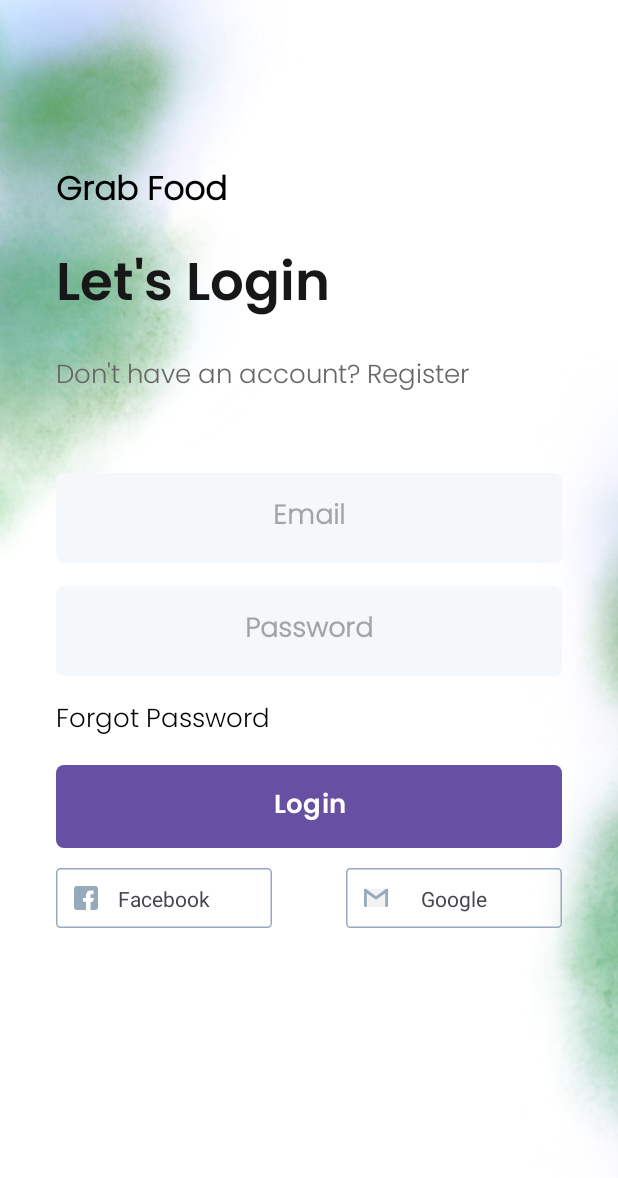
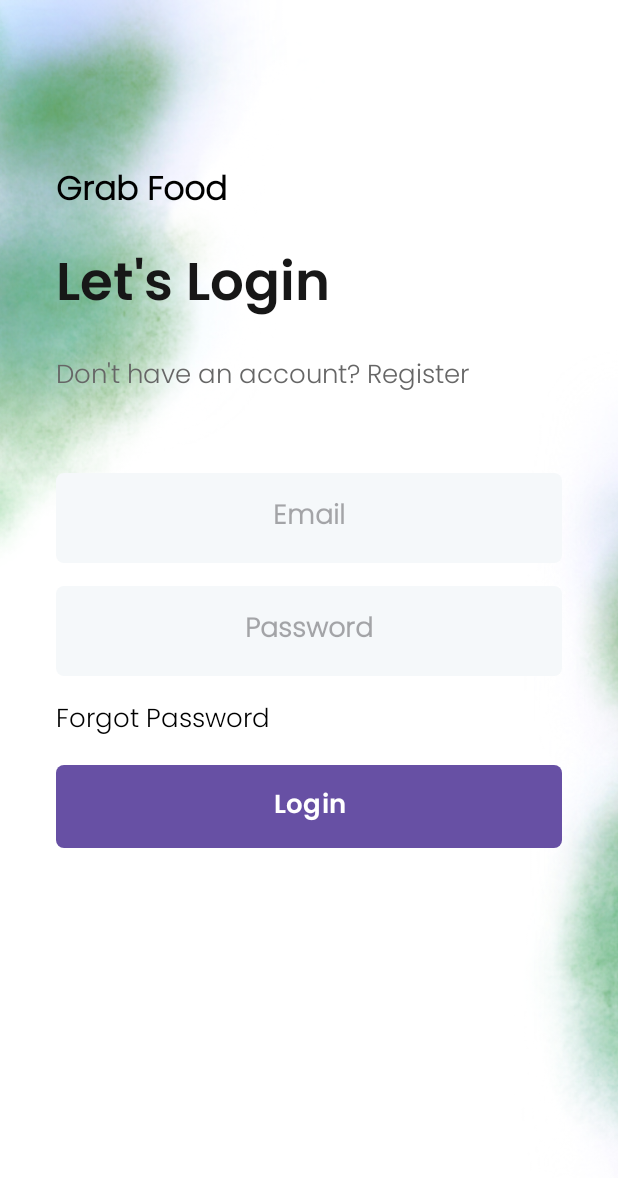
Before and after one commit to DTC172/GrabFood_Clone, an Android app: the LoginFragment screen opened through its navigation route, on a phone screen of 412 x 824 dp. Shown: the top 1178 px of the screen. Run offline under Robolectric (Android 15) with nearby library versions, the light colour scheme and no system bars; our stand-ins replace Dagger/Hilt's generated code, Firebase (no records; nobody signed in at launch, a user with empty details on screens opened directly); plain views replace CircularProgressButton.

Commit message:
edit layout

```diff
--- a/app/src/main/java/vn/dtc/project/grabfood/viewmodel/DetailViewModel.kt
+++ b/app/src/main/java/vn/dtc/project/grabfood/viewmodel/DetailViewModel.kt
@@ -37,7 +37,7 @@ class DetailViewModel @Inject constructor(
                         if (food == cartFood){// Increase the quantity
                             val documentID = it.first().id
                             increaseQuantity(documentID, cartFood)
-                        } else{ //Add new product
+                        } else{ //Add new food
                             addNewFood(cartFood)
                         }
                     }
--- a/app/src/main/res/layout/fragment_login.xml
+++ b/app/src/main/res/layout/fragment_login.xml
@@ -101,41 +101,6 @@
             android:textAlignment="center"
             android:textColor="@color/black"/>
 
-        <ImageView
-            android:id="@+id/facebookLogin"
-            android:layout_width="wrap_content"
-            android:layout_height="wrap_content"
-            android:layout_marginTop="13dp"
-            android:src="@drawable/facebook_login"
-            app:layout_constraintStart_toStartOf="@id/guidelineLoginLeft"
-            app:layout_constraintTop_toBottomOf="@id/buttonLoginLogin"/>
-
-        <TextView
-            android:layout_width="wrap_content"
-            android:layout_height="wrap_content"
-            android:text="@string/facebook"
-            app:layout_constraintStart_toStartOf="@id/facebookLogin"
-            app:layout_constraintTop_toTopOf="@id/facebookLogin"
-            app:layout_constraintBottom_toBottomOf="@id/facebookLogin"
-            app:layout_constraintEnd_toEndOf="@id/facebookLogin"/>
-
-        <ImageView
-            android:id="@+id/googleLogin"
-            android:layout_width="wrap_content"
-            android:layout_height="wrap_content"
-            android:layout_marginTop="13dp"
-            android:src="@drawable/google_login"
-            app:layout_constraintEnd_toEndOf="@+id/guidelineLoginRight"
-            app:layout_constraintTop_toBottomOf="@id/buttonLoginLogin"/>
-
-        <TextView
-            android:layout_width="wrap_content"
-            android:layout_height="wrap_content"
-            android:text="@string/google"
-            app:layout_constraintStart_toStartOf="@id/googleLogin"
-            app:layout_constraintTop_toTopOf="@id/googleLogin"
-            app:layout_constraintBottom_toBottomOf="@id/googleLogin"
-            app:layout_constraintEnd_toEndOf="@id/googleLogin"/>
 
 
 
```
Also changed, not shown: app/src/main/res/layout/fragment_register.xml (+0 -36 lines).
